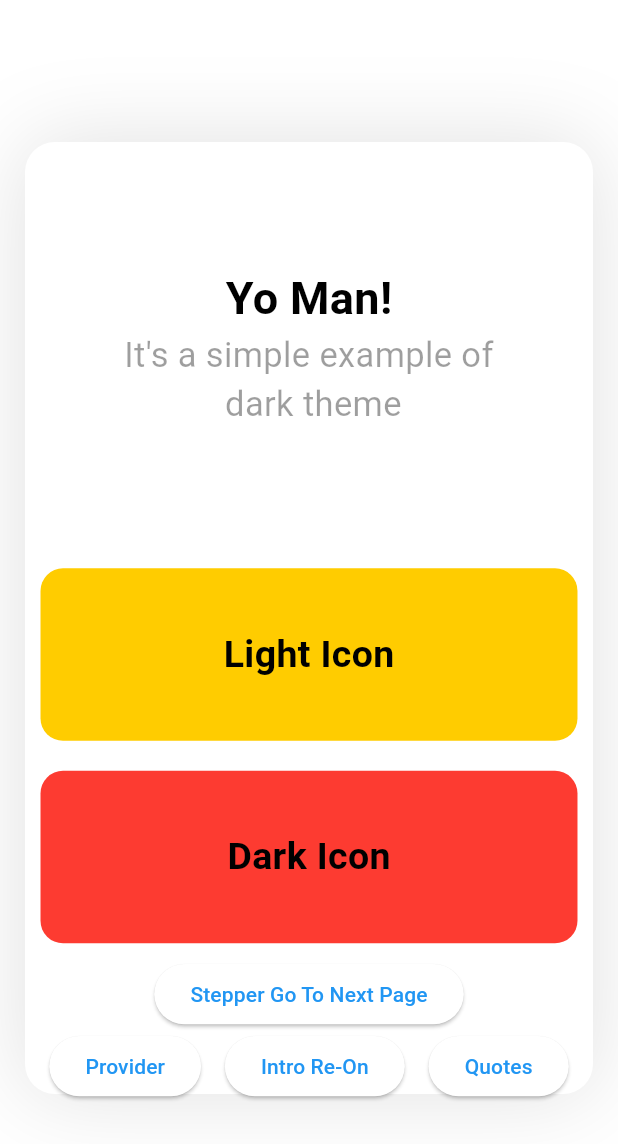
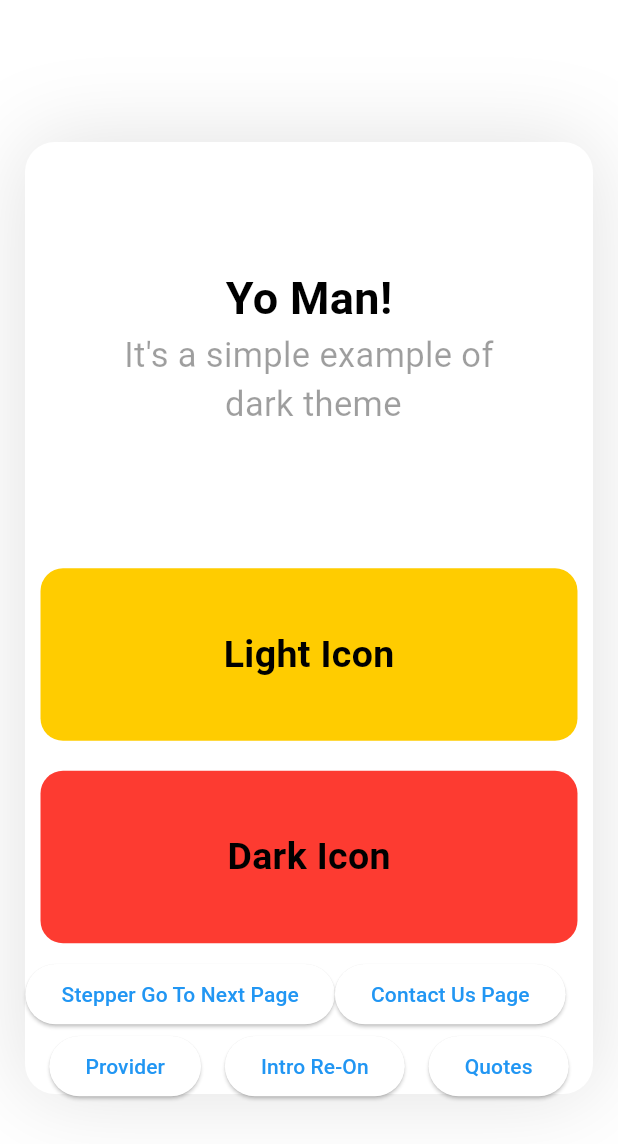
Before and after one commit to Prafulpatnecha/adv_flutter_ch1, a Flutter app: the HomePage screen opened directly, on a phone screen of 412 x 824 dp. Shown: the top 1144 px of the screen. Run offline on Flutter 3.47's test engine with Material 3 defaults, Android fonts, the phone set to English and light mode, and no system bars; our stand-ins replace shared_preferences; missing offline and left inert: enhance_stepper; accounts and stored records are empty.

Commit message:
16-07-24

```diff
--- a/lib/controller/routes.dart
+++ b/lib/controller/routes.dart
@@ -1,3 +1,4 @@
+import 'package:adv_flutter_ch1/contact_us_page/view/home/contact_page.dart';
 import 'package:flutter/material.dart';
 import '../change_theme/view/home/change_theme_page.dart';
 import '../home/home_page/homepage.dart';
@@ -14,5 +15,6 @@ class AppRoutes
     '/provider':(context)=> const ChangeThemePage(),
     '/quotes':(context)=> const QuotesDataPage(),
     '/intro':(context)=> const IntroPage(),
+    '/contact':(context)=> const ContactPage(),
   };
 }
--- a/lib/home/home_page/homepage.dart
+++ b/lib/home/home_page/homepage.dart
@@ -77,9 +77,16 @@ class HomePage extends StatelessWidget {
                   ),
                 ),
               ),
-              ElevatedButton(onPressed: () {
-                Navigator.of(context).pushNamed('/stepper');
-              }, child: const Text('Stepper Go To Next Page')),
+              Row(
+                children: [
+                  ElevatedButton(onPressed: () {
+                    Navigator.of(context).pushNamed('/stepper');
+                  }, child: const Text('Stepper Go To Next Page')),
+                  ElevatedButton(onPressed: () {
+                    Navigator.of(context).pushNamed('/contact');
+                  }, child: const Text('Contact Us Page')),
+                ],
+              ),
               Row(
                 mainAxisAlignment: MainAxisAlignment.spaceEvenly,
                 children: [
--- a/pubspec.yaml
+++ b/pubspec.yaml
@@ -40,6 +40,7 @@ dependencies:
   cupertino_stepper: ^0.2.1
   provider: ^6.1.2
   shared_preferences: ^2.2.3
+  url_launcher: ^6.3.0
 
 dev_dependencies:
   flutter_test:
```
Also changed, not shown: lib/contact_us_page/view/home/contact_page.dart (added, +12 -0 lines), pubspec.lock, 7 other files.
